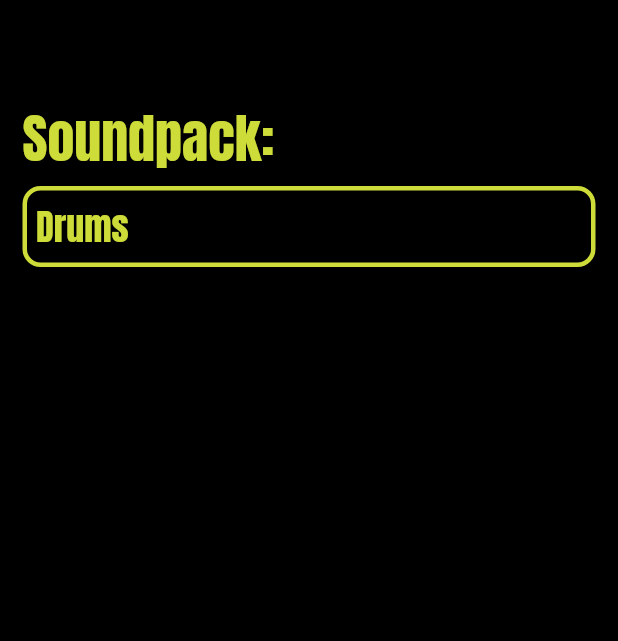
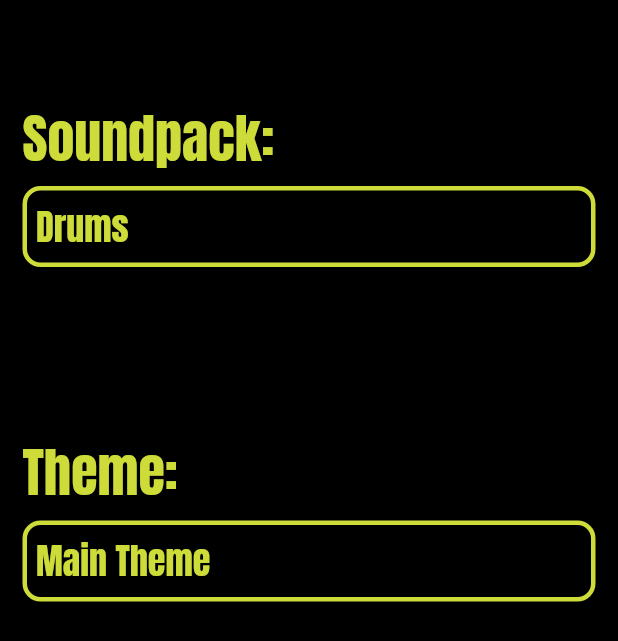
Before and after one commit to amrogad/beat_maker, a Flutter app: the screen it shows after launch, after a tap on the "settings" icon, on a phone screen of 412 x 824 dp. Shown: the top 641 px of the screen. Run offline on Flutter 3.47's test engine with Material 2 defaults, Android fonts, the phone set to English and light mode, and no system bars; our stand-ins replace audioplayers, google_fonts.

Commit message:
added 2nd icon provider added another theme changed names for better readability

```diff
--- a/lib/main.dart
+++ b/lib/main.dart
@@ -1,15 +1,19 @@
 import 'package:flutter/material.dart';
 import 'package:provider/provider.dart';
-import 'package:untitled/providers/provider.dart';
+import 'package:untitled/providers/icon_provider.dart';
+import 'package:untitled/providers/sound_provider.dart';
 import 'package:untitled/screens/home_screen.dart';
 import 'package:untitled/screens/settings_screen.dart';
 
 void main() {
-  runApp(ChangeNotifierProvider(
-      create: (BuildContext context) {
-        return MyProvider();
-      },
-      child: MyApp()));
+  runApp(MultiProvider(providers: [
+    ChangeNotifierProvider(
+      create: (_) => SoundProvider(),
+    ),
+    ChangeNotifierProvider(
+      create: (_) => IconProvider(),
+    ),
+  ], child: MyApp()));
 }
 
 class MyApp extends StatelessWidget {
--- /dev/null
+++ b/lib/providers/icon_provider.dart
@@ -0,0 +1,34 @@
+import 'package:flutter/material.dart';
+
+class IconProvider extends ChangeNotifier {
+  Color primary1 = Colors.deepPurpleAccent;
+  Color secondary1 = Colors.deepPurple;
+  Color primary2 = Colors.yellowAccent;
+  Color secondary2 = Colors.orangeAccent;
+  Color primary3 = Colors.cyanAccent;
+  Color secondary3 = Colors.blue;
+  Color primary4 = Colors.lime;
+  Color secondary4 = Colors.lightGreen;
+
+
+  void changeIcons(
+    Color primaryPath1,
+    Color secondaryPath1,
+    Color primaryPath2,
+    Color secondaryPath2,
+    Color primaryPath3,
+    Color secondaryPath3,
+    Color primaryPath4,
+    Color secondaryPath4,
+  ) {
+    primary1 = primaryPath1;
+    secondary1 = secondaryPath1;
+    primary2 = primaryPath2;
+    secondary2 = secondaryPath2;
+    primary3 = primaryPath3;
+    secondary3 = secondaryPath3;
+    primary4 = primaryPath4;
+    secondary4 = secondaryPath4;
+    notifyListeners();
+  }
+}
--- a/lib/providers/provider.dart
+++ b/lib/providers/sound_provider.dart
@@ -1,6 +1,6 @@
 import 'package:flutter/material.dart';
 
-class MyProvider extends ChangeNotifier {
+class SoundProvider extends ChangeNotifier {
   String note1 = 'sounds/drums/kick1.wav';
   String note2 = 'sounds/drums/kick2.wav';
   String note3 = 'sounds/drums/kick3.wav';
--- a/lib/screens/home_screen.dart
+++ b/lib/screens/home_screen.dart
@@ -1,7 +1,8 @@
 import 'package:flutter/material.dart';
 import 'package:google_fonts/google_fonts.dart';
 import 'package:provider/provider.dart';
-import 'package:untitled/providers/provider.dart';
+import 'package:untitled/providers/icon_provider.dart';
+import 'package:untitled/providers/sound_provider.dart';
 import 'package:untitled/screens/settings_screen.dart';
 import 'package:untitled/components/sound_button.dart';
 
@@ -10,7 +11,8 @@ class HomeScreen extends StatelessWidget {
 
   @override
   Widget build(BuildContext context) {
-    var provider = Provider.of<MyProvider>(context);
+    var soundProvider = Provider.of<SoundProvider>(context);
+    var iconProvider = Provider.of<IconProvider>(context);
     return SafeArea(
       child: Scaffold(
         backgroundColor: Colors.black,
@@ -25,7 +27,8 @@ class HomeScreen extends StatelessWidget {
           actions: [
             GestureDetector(
                 onTap: () {
-                  Navigator.of(context).push(MaterialPageRoute(builder: (context) => SettingsScreen()));
+                  Navigator.of(context).push(MaterialPageRoute(
+                      builder: (context) => SettingsScreen()));
                 },
                 child: Icon(
                   Icons.settings,
@@ -43,34 +46,62 @@ class HomeScreen extends StatelessWidget {
             crossAxisCount: 4,
           ),
           children: [
-            SoundButton(Colors.deepPurpleAccent, Colors.deepPurple, provider.note1),
-            SoundButton(Colors.yellowAccent, Colors.orangeAccent, provider.note2),
-            SoundButton(Colors.cyanAccent, Colors.blue, provider.note3),
-            SoundButton(Colors.lime, Colors.lightGreen, provider.note4),
-            SoundButton(Colors.deepPurpleAccent, Colors.deepPurple, provider.note5),
-            SoundButton(Colors.yellowAccent, Colors.orangeAccent, provider.note6),
-            SoundButton(Colors.cyanAccent, Colors.blue, provider.note7),
-            SoundButton(Colors.lime, Colors.lightGreen, provider.note8),
-            SoundButton(Colors.deepPurpleAccent, Colors.deepPurple, provider.note9),
-            SoundButton(Colors.yellowAccent, Colors.orangeAccent, provider.note10),
-            SoundButton(Colors.cyanAccent, Colors.blue, provider.note11),
-            SoundButton(Colors.lime, Colors.lightGreen, provider.note12),
-            SoundButton(Colors.deepPurpleAccent, Colors.deepPurple, provider.note13),
-            SoundButton(Colors.yellowAccent, Colors.orangeAccent, provider.note14),
-            SoundButton(Colors.cyanAccent, Colors.blue, provider.note15),
-            SoundButton(Colors.lime, Colors.lightGreen, provider.note16),
-            SoundButton(Colors.deepPurpleAccent, Colors.deepPurple, provider.note17),
-            SoundButton(Colors.yellowAccent, Colors.orangeAccent, provider.note18),
-            SoundButton(Colors.cyanAccent, Colors.blue, provider.note19),
-            SoundButton(Colors.lime, Colors.lightGreen, provider.note20),
-            SoundButton(Colors.deepPurpleAccent, Colors.deepPurple, provider.note21),
-            SoundButton(Colors.yellowAccent, Colors.orangeAccent, provider.note22),
-            SoundButton(Colors.cyanAccent, Colors.blue, provider.note23),
-            SoundButton(Colors.lime, Colors.lightGreen, provider.note24),
-            SoundButton(Colors.deepPurpleAccent, Colors.deepPurple, provider.note25),
-            SoundButton(Colors.yellowAccent, Colors.orangeAccent, provider.note26),
-            SoundButton(Colors.cyanAccent, Colors.blue, provider.note27),
-            SoundButton(Colors.lime, Colors.lightGreen, provider.note28),
+            SoundButton(iconProvider.primary1, iconProvider.secondary1,
+                soundProvider.note1),
+            SoundButton(iconProvider.primary2, iconProvider.secondary2,
+                soundProvider.note2),
+            SoundButton(iconProvider.primary3, iconProvider.secondary3,
+                soundProvider.note3),
+            SoundButton(iconProvider.primary4, iconProvider.secondary4,
+                soundProvider.note4),
+            SoundButton(iconProvider.primary1, iconProvider.secondary1,
+                soundProvider.note5),
+            SoundButton(iconProvider.primary2, iconProvider.secondary2,
+                soundProvider.note6),
+            SoundButton(iconProvider.primary3, iconProvider.secondary3,
+                soundProvider.note7),
+            SoundButton(iconProvider.primary4, iconProvider.secondary4,
+                soundProvider.note8),
+            SoundButton(iconProvider.primary1, iconProvider.secondary1,
+                soundProvider.note9),
+            SoundButton(iconProvider.primary2, iconProvider.secondary2,
+                soundProvider.note10),
+            SoundButton(iconProvider.primary3, iconProvider.secondary3,
+                soundProvider.note11),
+            SoundButton(iconProvider.primary4, iconProvider.secondary4,
+                soundProvider.note12),
+            SoundButton(iconProvider.primary1, iconProvider.secondary1,
+                soundProvider.note13),
+            SoundButton(iconProvider.primary2, iconProvider.secondary2,
+                soundProvider.note14),
+            SoundButton(iconProvider.primary3, iconProvider.secondary3,
+                soundProvider.note15),
+            SoundButton(iconProvider.primary4, iconProvider.secondary4,
+                soundProvider.note16),
+            SoundButton(iconProvider.primary1, iconProvider.secondary1,
+                soundProvider.note17),
+            SoundButton(iconProvider.primary2, iconProvider.secondary2,
+                soundProvider.note18),
+            SoundButton(iconProvider.primary3, iconProvider.secondary3,
+                soundProvider.note19),
+            SoundButton(iconProvider.primary4, iconProvider.secondary4,
+                soundProvider.note20),
+            SoundButton(iconProvider.primary1, iconProvider.secondary1,
+                soundProvider.note21),
+            SoundButton(iconProvider.primary2, iconProvider.secondary2,
+                soundProvider.note22),
+            SoundButton(iconProvider.primary3, iconProvider.secondary3,
+                soundProvider.note23),
+            SoundButton(iconProvider.primary4, iconProvider.secondary4,
+                soundProvider.note24),
+            SoundButton(iconProvider.primary1, iconProvider.secondary1,
+                soundProvider.note25),
+            SoundButton(iconProvider.primary2, iconProvider.secondary2,
+                soundProvider.note26),
+            SoundButton(iconProvider.primary3, iconProvider.secondary3,
+                soundProvider.note27),
+            SoundButton(iconProvider.primary4, iconProvider.secondary4,
+                soundProvider.note28),
           ],
         ),
       ),
--- a/lib/screens/settings_screen.dart
+++ b/lib/screens/settings_screen.dart
@@ -1,8 +1,11 @@
 import 'package:flutter/material.dart';
 import 'package:google_fonts/google_fonts.dart';
 import 'package:provider/provider.dart';
-import 'package:untitled/components/bottom_sheet.dart';
-import 'package:untitled/providers/provider.dart';
+import 'package:untitled/components/sound_sheet.dart';
+import 'package:untitled/providers/icon_provider.dart';
+import 'package:untitled/providers/sound_provider.dart';
+
+import '../components/icon_sheet.dart';
 
 class SettingsScreen extends StatefulWidget {
   static const String routeName = 'Settings Screen';
@@ -14,11 +17,14 @@ class SettingsScreen extends StatefulWidget {
 class _SettingsScreenState extends State<SettingsScreen> {
   @override
   Widget build(BuildContext context) {
-    var provider = Provider.of<MyProvider>(context);
+    var soundProvider = Provider.of<SoundProvider>(context);
+    var iconProvider = Provider.of<IconProvider>(context);
     return SafeArea(
       child: Material(
         color: Colors.black,
-        child: Padding(
+        child: Column(
+          children: [
+            Padding(
               padding: const EdgeInsets.all(15.0),
               child: Column(
                 crossAxisAlignment: CrossAxisAlignment.stretch,
@@ -35,7 +41,7 @@ class _SettingsScreenState extends State<SettingsScreen> {
                   ),
                   InkWell(
                     onTap: () {
-                  BottomSheet();
+                      BottomSoundSheet();
                     },
                     child: Container(
                         padding: EdgeInsets.all(6),
@@ -43,7 +49,7 @@ class _SettingsScreenState extends State<SettingsScreen> {
                             borderRadius: BorderRadius.circular(12),
                             border: Border.all(width: 3, color: Colors.lime)),
                         child: Text(
-                        provider.note1 == 'sounds/drums/kick1.wav'
+                            soundProvider.note1 == 'sounds/drums/kick1.wav'
                                 ? 'Drums'
                                 : 'Piano',
                             style: GoogleFonts.anton(
@@ -52,16 +58,64 @@ class _SettingsScreenState extends State<SettingsScreen> {
                 ],
               ),
             ),
+            SizedBox(
+              height: 30,
+            ),
+            Padding(
+              padding: const EdgeInsets.all(15.0),
+              child: Column(
+                crossAxisAlignment: CrossAxisAlignment.stretch,
+                children: [
+                  SizedBox(
+                    height: 50,
+                  ),
+                  Text(
+                    'Theme:',
+                    style: GoogleFonts.anton(color: Colors.lime, fontSize: 36),
+                  ),
+                  SizedBox(
+                    height: 5,
+                  ),
+                  InkWell(
+                    onTap: () {
+                      BottomIconSheet();
+                    },
+                    child: Container(
+                        padding: EdgeInsets.all(6),
+                        decoration: BoxDecoration(
+                            borderRadius: BorderRadius.circular(12),
+                            border: Border.all(width: 3, color: Colors.lime)),
+                        child: Text(
+                            iconProvider.primary1 == Colors.deepPurpleAccent
+                                ? 'Main Theme'
+                                : 'Secondary Theme',
+                            style: GoogleFonts.anton(
+                                color: Colors.lime, fontSize: 24))),
+                  ),
+                ],
+              ),
+            ),
+          ],
+        ),
       ),
     );
   }
 
-  void BottomSheet() {
+  void BottomSoundSheet() {
     showModalBottomSheet(
         backgroundColor: Colors.transparent,
         context: context,
         builder: (context) {
-          return OpenBottomSheet();
+          return OpenSoundBottomSheet();
+        });
+  }
+
+  void BottomIconSheet() {
+    showModalBottomSheet(
+        backgroundColor: Colors.transparent,
+        context: context,
+        builder: (context) {
+          return OpenIconBottomSheet();
         });
   }
 }
```
Also changed, not shown: lib/components/icon_sheet.dart (added, +85 -0 lines), lib/components/sound_sheet.dart (renamed from lib/components/bottom_sheet.dart, +16 -10 lines). Lines whose indentation alone changed are shown as unchanged.
